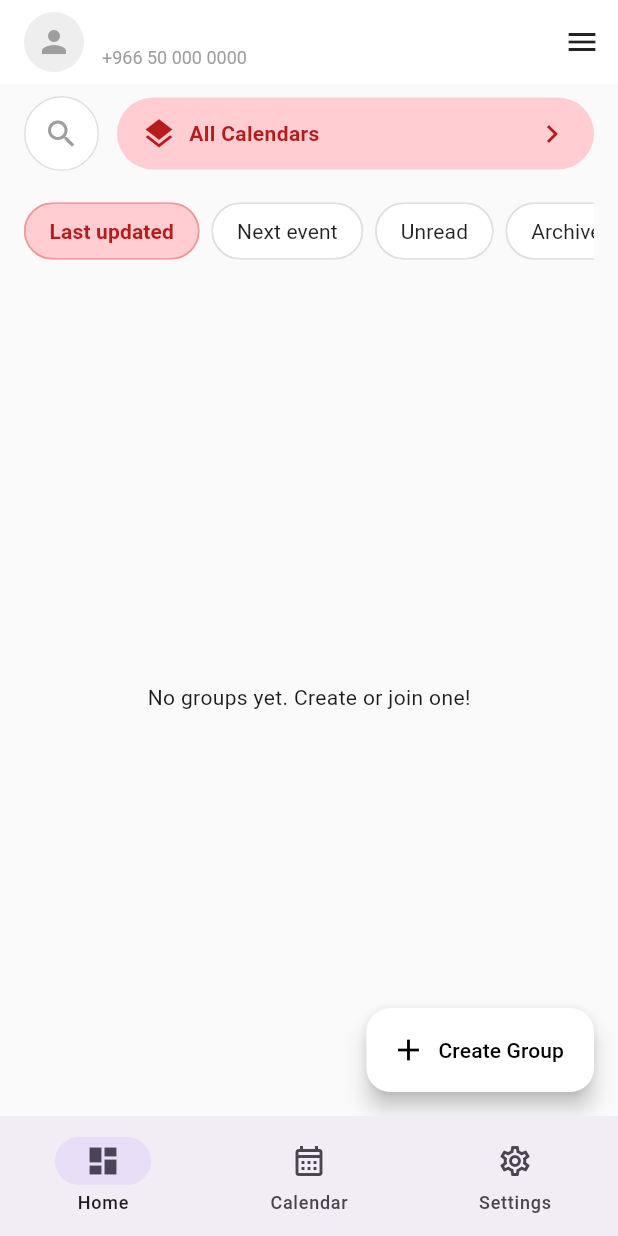
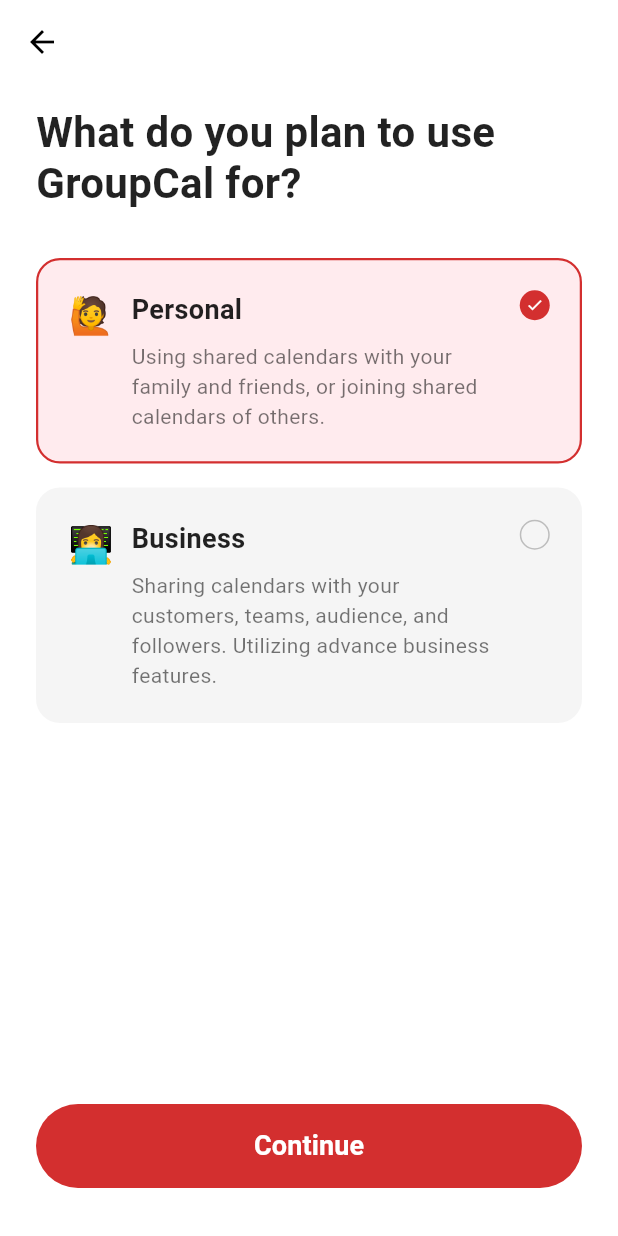
Before and after one commit to najiezzeldien/shared_calendar, a Flutter app: the screen it shows once a user with an empty profile is signed in, on a phone screen of 412 x 824 dp. Run offline on Flutter 3.47's test engine with Material 3 defaults, Android fonts, the phone set to English and light mode, and no system bars; our stand-ins replace cloud_firestore, equatable, firebase_auth, firebase_core, firebase_messaging, flutter_riverpod and 6 more; missing offline and left inert: device_calendar; accounts and stored records are empty; generated files the repository leaves out were written again.

Commit message:
Add Onboarding Screen and Routing

```diff
--- a/lib/config/routes/app_router.dart
+++ b/lib/config/routes/app_router.dart
@@ -12,6 +12,7 @@
 import '../../features/groups/domain/entities/group_member.dart';
 
 import '../../features/events/presentation/pages/deep_link_event_screen.dart';
+import '../../features/auth/presentation/pages/onboarding_screen.dart';
 
 part 'app_router.g.dart';
 
@@ -39,13 +40,17 @@
       }
 
       if (isLoggedIn && isLoginRoute) {
-        return '/home'; // Redirect to new Home
+        return '/onboarding'; // Redirect to Onboarding Flow for Redesign Verification
       }
 
       return null;
     },
     routes: [
       GoRoute(path: '/login', builder: (context, state) => const LoginScreen()),
+      GoRoute(
+        path: '/onboarding',
+        builder: (context, state) => const OnboardingScreen(),
+      ),
       StatefulShellRoute.indexedStack(
         builder: (context, state, navigationShell) {
           return BottomNavScreen(navigationShell: navigationShell);
--- /dev/null
+++ b/lib/features/auth/presentation/pages/onboarding_screen.dart
@@ -0,0 +1,185 @@
+import 'package:flutter/material.dart';
+import 'package:flutter_riverpod/flutter_riverpod.dart';
+import 'package:go_router/go_router.dart';
+
+class OnboardingScreen extends ConsumerStatefulWidget {
+  const OnboardingScreen({super.key});
+
+  @override
+  ConsumerState<OnboardingScreen> createState() => _OnboardingScreenState();
+}
+
+class _OnboardingScreenState extends ConsumerState<OnboardingScreen> {
+  // 'personal' or 'business'
+  String _selectedType = 'personal';
+
+  @override
+  Widget build(BuildContext context) {
+    return Scaffold(
+      backgroundColor: Colors.white,
+      appBar: AppBar(
+        backgroundColor: Colors.white,
+        elevation: 0,
+        leading: IconButton(
+          icon: const Icon(Icons.arrow_back, color: Colors.black),
+          onPressed: () {
+            // Ideally pop or go back to login if allowed
+            if (context.canPop()) context.pop();
+          },
+        ),
+      ),
+      body: SafeArea(
+        child: Padding(
+          padding: const EdgeInsets.symmetric(horizontal: 24.0),
+          child: Column(
+            crossAxisAlignment: CrossAxisAlignment.stretch,
+            children: [
+              const SizedBox(height: 16),
+              const Text(
+                "What do you plan to use GroupCal for?",
+                style: TextStyle(
+                  fontSize: 28,
+                  fontWeight: FontWeight.bold,
+                  color: Colors.black87,
+                  height: 1.2,
+                ),
+              ),
+              const SizedBox(height: 32),
+
+              // Personal Card
+              _buildSelectionCard(
+                type: 'personal',
+                title: 'Personal',
+                emoji: '🙋',
+                description:
+                    'Using shared calendars with your family and friends, or joining shared calendars of others.',
+              ),
+
+              const SizedBox(height: 16),
+
+              // Business Card
+              _buildSelectionCard(
+                type: 'business',
+                title: 'Business',
+                emoji: '👩‍💻',
+                description:
+                    'Sharing calendars with your customers, teams, audience, and followers. Utilizing advance business features.',
+              ),
+
+              const Spacer(),
+
+              // Continue Button
+              SizedBox(
+                height: 56,
+                child: ElevatedButton(
+                  onPressed: _handleContinue,
+                  style: ElevatedButton.styleFrom(
+                    backgroundColor: const Color(0xFFD32F2F), // Deep Red
+                    foregroundColor: Colors.white,
+                    shape: RoundedRectangleBorder(
+                      borderRadius: BorderRadius.circular(30),
+                    ),
+                    elevation: 0,
+                  ),
+                  child: const Text(
+                    "Continue",
+                    style: TextStyle(fontSize: 18, fontWeight: FontWeight.bold),
+                  ),
+                ),
+              ),
+              const SizedBox(height: 32),
+            ],
+          ),
+        ),
+      ),
+    );
+  }
+
+  void _handleContinue() {
+    // TODO: Save selection to Firestore via Provider
+    // For now, navigate to Home
+    context.go('/home');
+  }
+
+  Widget _buildSelectionCard({
+    required String type,
+    required String title,
+    required String emoji,
+    required String description,
+  }) {
+    final isSelected = _selectedType == type;
+
+    return GestureDetector(
+      onTap: () => setState(() => _selectedType = type),
+      child: Container(
+        padding: const EdgeInsets.all(20),
+        decoration: BoxDecoration(
+          color: isSelected
+              ? const Color(0xFFFFEBEE)
+              : const Color(0xFFF5F5F5), // Light Red vs Light Grey
+          borderRadius: BorderRadius.circular(16),
+          border: Border.all(
+            color: isSelected ? const Color(0xFFD32F2F) : Colors.transparent,
+            width: 1.5,
+          ),
+        ),
+        child: Row(
+          crossAxisAlignment: CrossAxisAlignment.start,
+          children: [
+            // Emoji/Icon
+            Text(emoji, style: const TextStyle(fontSize: 24)),
+            const SizedBox(width: 12),
+
+            // Text Content
+            Expanded(
+              child: Column(
+                crossAxisAlignment: CrossAxisAlignment.start,
+                children: [
+                  Text(
+                    title,
+                    style: const TextStyle(
+                      fontSize: 18,
+                      fontWeight: FontWeight.w600,
+                      color: Colors.black87,
+                    ),
+                  ),
+                  const SizedBox(height: 8),
+                  Text(
+                    description,
+                    style: const TextStyle(
+                      fontSize: 14,
+                      color: Colors.black54,
+                      height: 1.4,
+                    ),
+                  ),
+                ],
+              ),
+            ),
+
+            // Radio/Check Circle
+            if (isSelected)
+              Container(
+                margin: const EdgeInsets.only(left: 8),
+                decoration: const BoxDecoration(
+                  shape: BoxShape.circle,
+                  color: Color(0xFFD32F2F),
+                ),
+                padding: const EdgeInsets.all(4),
+                child: const Icon(Icons.check, size: 12, color: Colors.white),
+              )
+            else
+              Container(
+                margin: const EdgeInsets.only(left: 8),
+                width: 20,
+                height: 20,
+                decoration: BoxDecoration(
+                  shape: BoxShape.circle,
+                  border: Border.all(color: Colors.grey.shade400),
+                ),
+              ),
+          ],
+        ),
+      ),
+    );
+  }
+}
```
